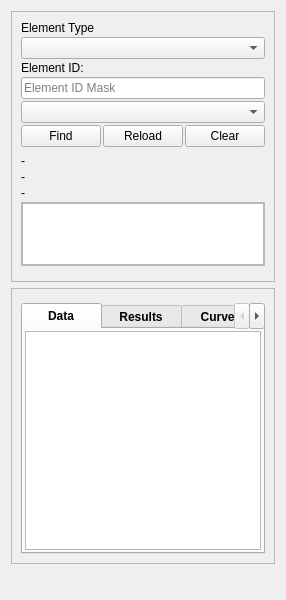
Above: ui/qgisred_unified_find_properties.ui from Ingeniousware/QGISRed-BID before the change. Below: the same form after it.
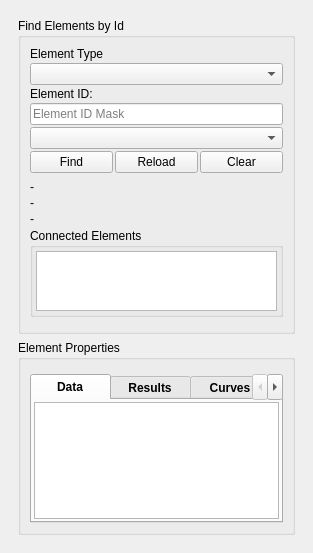
That is the form after the change. Custom widgets are drawn as their Qt base class.

What changed in the file:
```diff
--- a/ui/qgisred_unified_find_properties.ui
+++ b/ui/qgisred_unified_find_properties.ui
@@ -6,107 +6,46 @@
    <rect>
     <x>0</x>
     <y>0</y>
-    <width>281</width>
-    <height>600</height>
+    <width>313</width>
+    <height>553</height>
    </rect>
   </property>
-  <property name="sizePolicy">
-   <sizepolicy hsizetype="Preferred" vsizetype="Minimum">
-    <horstretch>0</horstretch>
-    <verstretch>0</verstretch>
-   </sizepolicy>
-  </property>
-  <property name="minimumSize">
-   <size>
-    <width>281</width>
-    <height>600</height>
-   </size>
-  </property>
-  <property name="styleSheet">
-   <string notr="true">
-QDockWidget::title {
-    font-weight: bold;
-    font-size: 12pt;
-}
-   </string>
-  </property>
-  <property name="features">
-   <set>QDockWidget::AllDockWidgetFeatures</set>
-  </property>
-  <property name="allowedAreas">
-   <set>Qt::AllDockWidgetAreas</set>
-  </property>
   <property name="windowTitle">
    <string>QGISRed Elements Explorer</string>
   </property>
   <widget class="QWidget" name="dockWidgetContents">
-   <layout class="QVBoxLayout" name="verticalLayout_2">
-    <property name="spacing">
-     <number>2</number>
-    </property>
-    <property name="leftMargin">
-     <number>2</number>
-    </property>
-    <property name="topMargin">
-     <number>2</number>
-    </property>
-    <property name="rightMargin">
-     <number>2</number>
-    </property>
-    <property name="bottomMargin">
-     <number>2</number>
-    </property>
+   <layout class="QHBoxLayout" name="horizontalLayout">
     <item>
-     <layout class="QVBoxLayout" name="verticalLayout">
-      <property name="spacing">
-       <number>2</number>
-      </property>
-      <property name="leftMargin">
-       <number>0</number>
-      </property>
-      <property name="topMargin">
-       <number>0</number>
-      </property>
-      <property name="rightMargin">
-       <number>0</number>
-      </property>
-      <property name="bottomMargin">
-       <number>0</number>
-      </property>
-      <item>
-       <widget class="QFrame" name="frame">
+     <widget class="QgsScrollArea" name="scrollArea">
         <property name="frameShape">
          <enum>QFrame::NoFrame</enum>
         </property>
-        <property name="frameShadow">
-         <enum>QFrame::Sunken</enum>
-        </property>
         <property name="lineWidth">
          <number>0</number>
         </property>
-        <layout class="QVBoxLayout" name="verticalLayout_3">
-         <item>
-          <widget class="QFrame" name="frameFindElements">
-           <property name="sizePolicy">
-            <sizepolicy hsizetype="Preferred" vsizetype="Preferred">
-             <horstretch>0</horstretch>
-             <verstretch>0</verstretch>
-            </sizepolicy>
-           </property>
-           <property name="frameShape">
-            <enum>QFrame::StyledPanel</enum>
-           </property>
-           <property name="frameShadow">
-            <enum>QFrame::Sunken</enum>
-           </property>
-           <layout class="QGridLayout" name="gridLayout">
-            <property name="sizeConstraint">
-             <enum>QLayout::SetDefaultConstraint</enum>
-            </property>
-            <property name="bottomMargin">
-             <number>10</number>
-            </property>
-            <item row="0" column="0">
+      <property name="widgetResizable">
+       <bool>true</bool>
+      </property>
+      <widget class="QWidget" name="scrollAreaWidgetContents">
+       <property name="geometry">
+        <rect>
+         <x>0</x>
+         <y>0</y>
+         <width>295</width>
+         <height>513</height>
+        </rect>
+       </property>
+       <layout class="QVBoxLayout" name="verticalLayout">
+        <item>
+         <widget class="QgsCollapsibleGroupBox" name="mFindElementsGroupBox">
+          <property name="title">
+           <string>Find Elements by Id</string>
+          </property>
+          <property name="collapsed">
+           <bool>false</bool>
+          </property>
+          <layout class="QVBoxLayout" name="verticalLayout_6">
+           <item>
              <layout class="QVBoxLayout" name="findElementsLayout">
               <property name="spacing">
                <number>2</number>
@@ -242,28 +181,25 @@
                </widget>
               </item>
               <item>
-               <widget class="QFrame" name="frameConnectedElements">
-                <property name="frameShape">
-                 <enum>QFrame::StyledPanel</enum>
-                </property>
-                <property name="frameShadow">
-                 <enum>QFrame::Raised</enum>
+              <widget class="QgsCollapsibleGroupBox" name="mConnectedElementsGroupBox">
+               <property name="title">
+                <string>Connected Elements</string>
                 </property>
                 <layout class="QVBoxLayout" name="verticalLayout_4">
                  <property name="spacing">
-                  <number>0</number>
+                 <number>1</number>
                  </property>
                  <property name="leftMargin">
-                  <number>0</number>
+                 <number>3</number>
                  </property>
                  <property name="topMargin">
-                  <number>0</number>
+                 <number>3</number>
                  </property>
                  <property name="rightMargin">
-                  <number>0</number>
+                 <number>3</number>
                  </property>
                  <property name="bottomMargin">
-                  <number>0</number>
+                 <number>3</number>
                  </property>
                  <item>
                   <widget class="QListWidget" name="listWidget">
@@ -302,15 +238,15 @@
           </widget>
          </item>
          <item>
-          <widget class="QFrame" name="frameElementProperties">
-           <property name="frameShape">
-            <enum>QFrame::StyledPanel</enum>
-           </property>
-           <property name="frameShadow">
-            <enum>QFrame::Sunken</enum>
-           </property>
-           <layout class="QGridLayout" name="gridLayout_2">
-            <item row="0" column="0">
+         <widget class="QgsCollapsibleGroupBox" name="mElementPropertiesGroupBox">
+          <property name="title">
+           <string>Element Properties</string>
+          </property>
+          <property name="collapsed">
+           <bool>false</bool>
+          </property>
+          <layout class="QVBoxLayout" name="verticalLayout_3">
+           <item>
              <layout class="QVBoxLayout" name="elementPropertiesLayout">
               <property name="spacing">
                <number>2</number>
@@ -538,11 +474,6 @@
            </layout>
           </widget>
          </item>
-        </layout>
-       </widget>
-      </item>
-     </layout>
-    </item>
     <item>
      <spacer name="verticalSpacer">
       <property name="orientation">
@@ -551,7 +482,7 @@
       <property name="sizeHint" stdset="0">
        <size>
         <width>20</width>
-        <height>40</height>
+            <height>5</height>
        </size>
       </property>
      </spacer>
@@ -559,6 +490,24 @@
    </layout>
   </widget>
  </widget>
+    </item>
+   </layout>
+  </widget>
+ </widget>
+ <customwidgets>
+  <customwidget>
+   <class>QgsCollapsibleGroupBox</class>
+   <extends>QGroupBox</extends>
+   <header>qgis.gui</header>
+   <container>1</container>
+  </customwidget>
+  <customwidget>
+   <class>QgsScrollArea</class>
+   <extends>QScrollArea</extends>
+   <header>qgis.gui</header>
+   <container>1</container>
+  </customwidget>
+ </customwidgets>
  <resources/>
  <connections/>
 </ui>
```
Left out of the diff: 8 changed lines with no effect on the pictures. Lines whose indentation alone changed are shown as unchanged.
